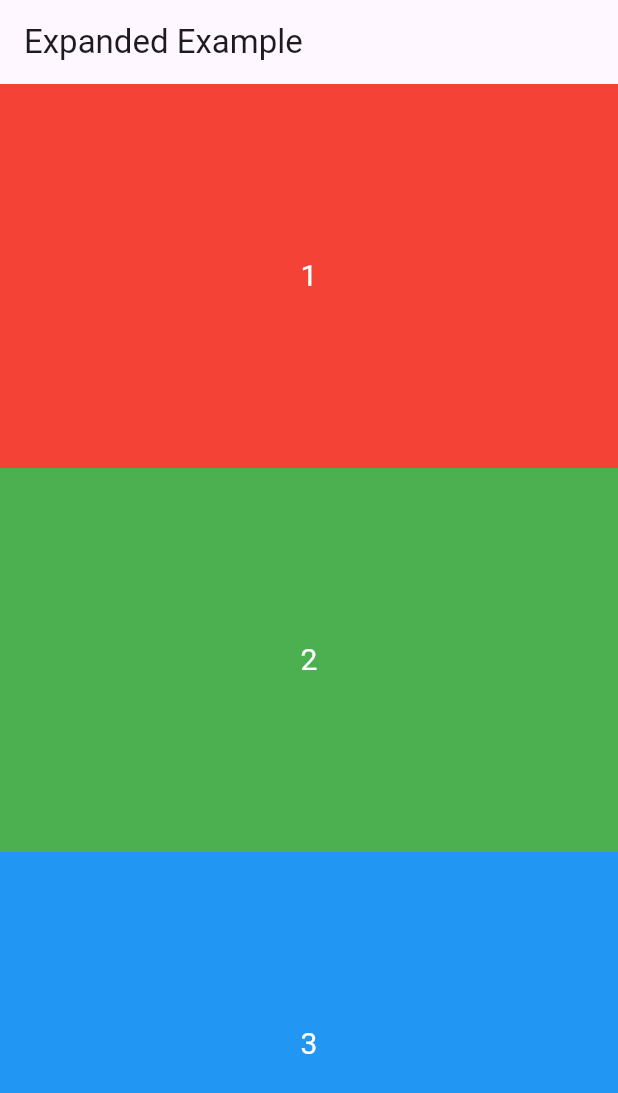
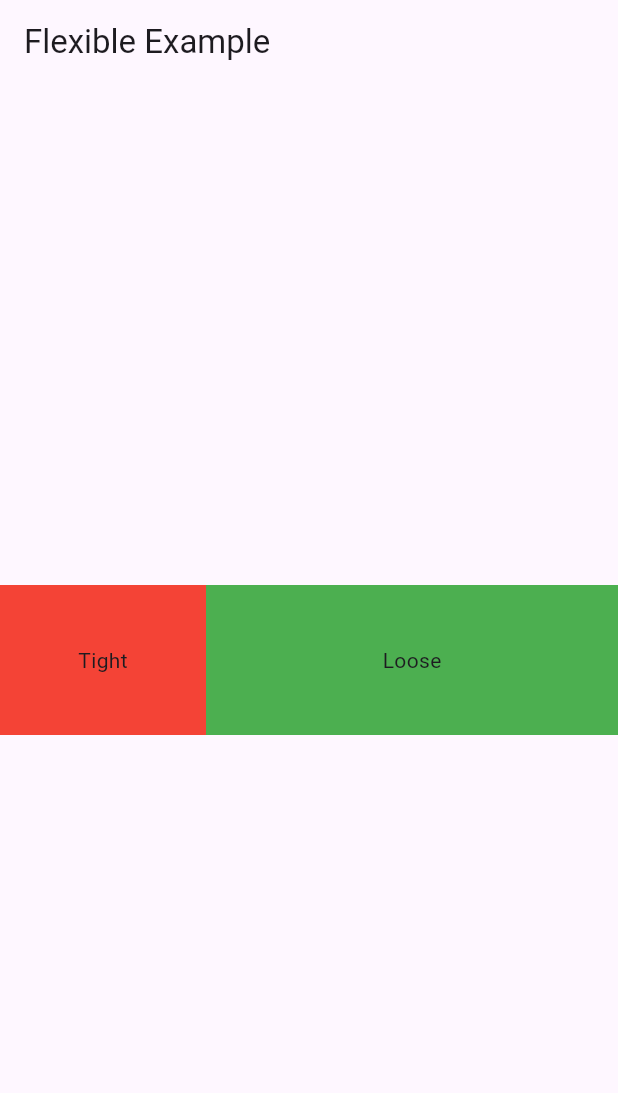
Before and after one commit to sahebbali/Flutter, a Flutter app: the screen it shows after launch, on a phone screen of 412 x 824 dp. Shown: the top 1093 px of the screen. Run offline on Flutter 3.47's test engine with Material 3 defaults, Android fonts, the phone set to English and light mode, and no system bars.

Commit message:
add flexbox

```diff
--- a/lib/main.dart
+++ b/lib/main.dart
@@ -8,44 +8,26 @@ class MyApp extends StatelessWidget {
     return MaterialApp(
       debugShowCheckedModeBanner: false,
       home: Scaffold(
-        appBar: AppBar(title: Text('Expanded Example')),
+        appBar: AppBar(title: Text('Flexible Example')),
         body: Center(
-          child: Column(
+          child: Row(
             children: [
-              Expanded(
+              Flexible(
+                flex: 1,
+                fit: FlexFit.tight,
                 child: Container(
                   height: 100,
                   color: Colors.red,
-                  child: Center(
-                    child: Text(
-                      '1',
-                      style: TextStyle(color: Colors.white, fontSize: 20),
-                    ),
-                  ),
+                  child: Center(child: Text('Tight')),
                 ),
               ),
-              Expanded(
+              Flexible(
+                flex: 2,
+                fit: FlexFit.loose, // Default
                 child: Container(
                   height: 100,
                   color: Colors.green,
-                  child: Center(
-                    child: Text(
-                      '2',
-                      style: TextStyle(color: Colors.white, fontSize: 20),
-                    ),
-                  ),
-                ),
-              ),
-              Expanded(
-                child: Container(
-                  height: 100,
-                  color: Colors.blue,
-                  child: Center(
-                    child: Text(
-                      '3',
-                      style: TextStyle(color: Colors.white, fontSize: 20),
-                    ),
-                  ),
+                  child: Center(child: Text('Loose')),
                 ),
               ),
             ],
```
